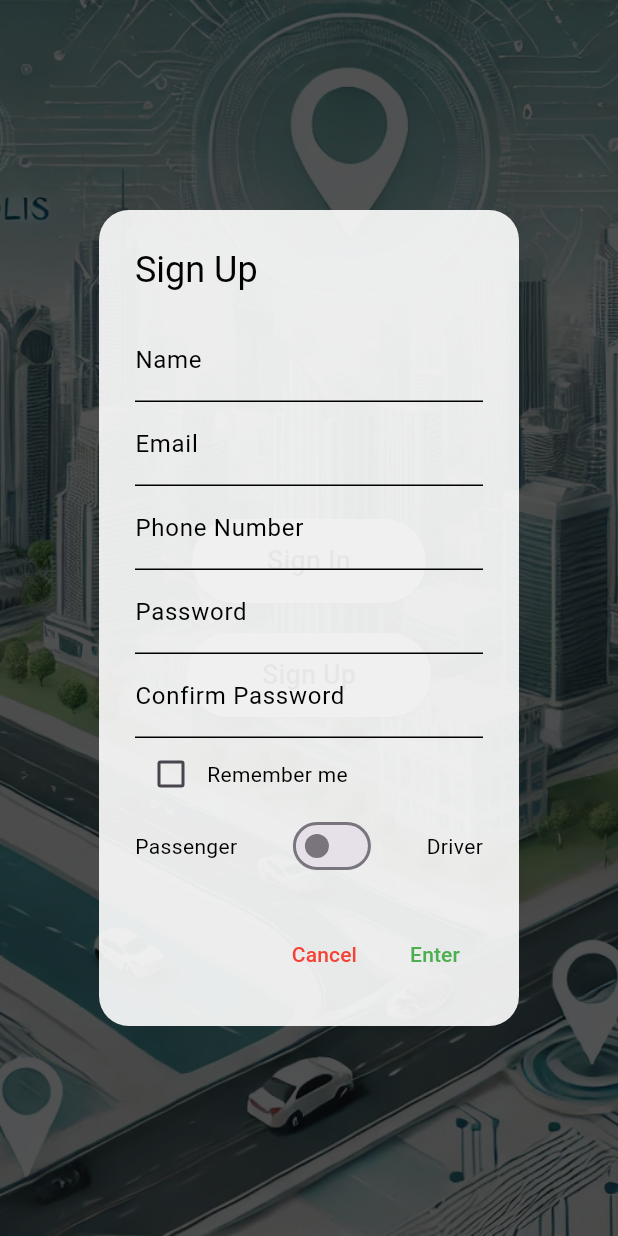
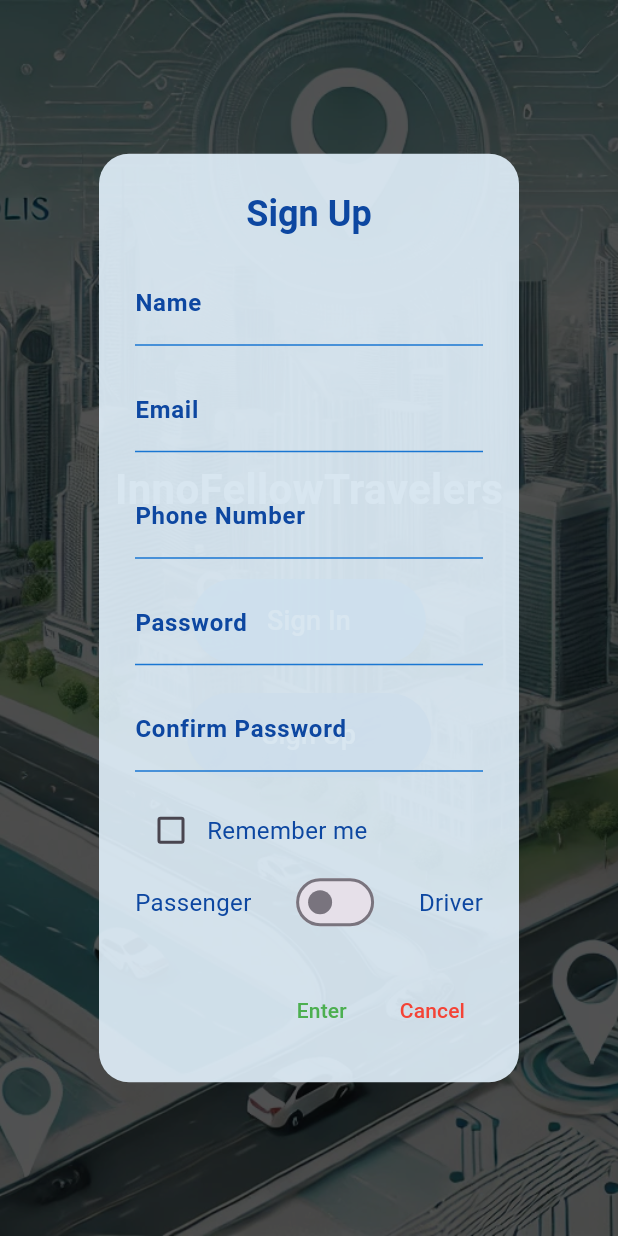
Before and after one commit to InnoFT/InnoFT_Mobile, a Flutter app: the screen it shows after launch, after a tap on "Sign Up", on a phone screen of 412 x 824 dp. Run offline on Flutter 3.47's test engine with Material 3 defaults, Android fonts, the phone set to English and light mode, and no system bars; our stand-ins replace flutter_riverpod, image_picker, shared_preferences.

Commit message:
signin/signup style + signin handling

```diff
--- a/lib/screens/signin_signup_screen.dart
+++ b/lib/screens/signin_signup_screen.dart
@@ -25,10 +25,20 @@ class SignInSignUpScreen extends StatelessWidget {
             child: Column(
               mainAxisAlignment: MainAxisAlignment.center,
               children: [
+                Text(
+                  "InnoFellowTravelers",
+                  style: TextStyle(
+                    color: Colors.white, // Dark blue color
+                    fontSize: 28, // Font size
+                    fontWeight: FontWeight.bold, // Bold text style
+                  ),
+                ),
+                SizedBox(height: 40),
                 ElevatedButton(
                   style: ElevatedButton.styleFrom(
-                    backgroundColor: Colors.white.withOpacity(0.8),
-                    foregroundColor: Colors.black,
+                    backgroundColor: Colors.blue.shade700
+                        .withOpacity(0.9), // Dark blue background
+                    foregroundColor: Colors.white,
                     padding: EdgeInsets.symmetric(horizontal: 50, vertical: 15),
                     shape: RoundedRectangleBorder(
                       borderRadius: BorderRadius.circular(30),
@@ -42,8 +52,9 @@ class SignInSignUpScreen extends StatelessWidget {
                 SizedBox(height: 20),
                 ElevatedButton(
                   style: ElevatedButton.styleFrom(
-                    backgroundColor: Colors.white.withOpacity(0.8),
-                    foregroundColor: Colors.black,
+                    backgroundColor: Colors.blue.shade900
+                        .withOpacity(0.9), // Darker blue background
+                    foregroundColor: Colors.white,
                     padding: EdgeInsets.symmetric(horizontal: 50, vertical: 15),
                     shape: RoundedRectangleBorder(
                       borderRadius: BorderRadius.circular(30),
@@ -77,8 +88,16 @@ class SignInSignUpScreen extends StatelessWidget {
               shape: RoundedRectangleBorder(
                 borderRadius: BorderRadius.circular(20),
               ),
-              backgroundColor: Colors.white.withOpacity(0.9),
-              title: Text('Sign In', style: TextStyle(color: Colors.black)),
+              backgroundColor: Colors.blue.shade50.withOpacity(0.9),
+              title: Text(
+                'Sign In',
+                style: TextStyle(
+                  color: Colors.blue.shade900,
+                  fontWeight: FontWeight.bold,
+                  fontSize: 24,
+                ),
+                textAlign: TextAlign.center,
+              ),
               content: Column(
                 mainAxisSize: MainAxisSize.min,
                 children: [
@@ -86,54 +105,76 @@ class SignInSignUpScreen extends StatelessWidget {
                     controller: emailController,
                     decoration: InputDecoration(
                       labelText: 'Email',
-                      labelStyle: TextStyle(color: Colors.black),
+                      labelStyle: TextStyle(
+                        color: Colors.blue.shade900,
+                        fontSize: 16,
+                        fontWeight: FontWeight.w600,
+                      ),
                       enabledBorder: UnderlineInputBorder(
-                        borderSide: BorderSide(color: Colors.black),
+                        borderSide: BorderSide(
+                          color: Colors.blue.shade700,
                         ),
                       ),
                     ),
+                  ),
+                  SizedBox(height: 15),
                   TextField(
                     controller: passwordController,
                     decoration: InputDecoration(
                       labelText: 'Password',
-                      labelStyle: TextStyle(color: Colors.black),
+                      labelStyle: TextStyle(
+                        color: Colors.blue.shade900,
+                        fontSize: 16,
+                        fontWeight: FontWeight.w600,
+                      ),
                       enabledBorder: UnderlineInputBorder(
-                        borderSide: BorderSide(color: Colors.black),
+                        borderSide: BorderSide(color: Colors.blue.shade700),
                       ),
                     ),
                     obscureText: true,
                   ),
+                  SizedBox(height: 15),
                   Row(
                     children: [
                       Checkbox(
                         value: rememberMe,
+                        activeColor: Colors.blue.shade700,
                         onChanged: (value) {
                           setState(() {
                             rememberMe = value!;
                           });
                         },
                       ),
-                      Text("Remember me",
-                          style: TextStyle(color: Colors.black)),
+                      Text(
+                        "Remember me",
+                        style: TextStyle(
+                          color: Colors.blue.shade900,
+                          fontSize: 16,
+                        ),
+                      ),
                     ],
                   ),
                 ],
               ),
               actions: [
                 TextButton(
-                  onPressed: () {
-                    Navigator.pop(context);
-                  },
-                  child: Text('Cancel', style: TextStyle(color: Colors.red)),
-                ),
-                TextButton(
                   onPressed: () async {
+                    String email = emailController.text;
+                    String password = passwordController.text;
+
+                    // Handle empty email or password
+                    if (email.isEmpty) {
+                      _showErrorDialog(context, 'Email cannot be empty.');
+                    } else if (!_isEmailValid(email)) {
+                      _showErrorDialog(context, 'Invalid email format.');
+                    } else if (password.isEmpty) {
+                      _showErrorDialog(context, 'Password cannot be empty.');
+                    } else {
                       if (rememberMe) {
                         SharedPreferences prefs =
                             await SharedPreferences.getInstance();
-                      await prefs.setString('email', emailController.text);
-                      await prefs.setString(
-                          'password', passwordController.text);
+                        await prefs.setString('email', email);
+                        await prefs.setString('password', password);
                         await prefs.setBool(
                             'isLoggedIn', true); // Save login status
                       }
@@ -143,8 +184,15 @@ class SignInSignUpScreen extends StatelessWidget {
                         context,
                         MaterialPageRoute(builder: (_) => ProfileScreen()),
                       );
+                    }
                   },
                   child: Text('Enter', style: TextStyle(color: Colors.green)),
+                ),
+                TextButton(
+                  onPressed: () {
+                    Navigator.pop(context);
+                  },
+                  child: Text('Cancel', style: TextStyle(color: Colors.red)),
                 ),
               ],
             );
@@ -174,8 +222,17 @@ class SignInSignUpScreen extends StatelessWidget {
               shape: RoundedRectangleBorder(
                 borderRadius: BorderRadius.circular(20),
               ),
-              backgroundColor: Colors.white.withOpacity(0.9),
-              title: Text('Sign Up', style: TextStyle(color: Colors.black)),
+              backgroundColor:
+                  Colors.blue.shade50.withOpacity(0.9), // Light blue background
+              title: Text(
+                'Sign Up',
+                style: TextStyle(
+                  color: Colors.blue.shade900,
+                  fontWeight: FontWeight.bold,
+                  fontSize: 24, // Larger title font size
+                ),
+                textAlign: TextAlign.center,
+              ),
               content: Column(
                 mainAxisSize: MainAxisSize.min,
                 children: [
@@ -183,74 +240,112 @@ class SignInSignUpScreen extends StatelessWidget {
                     controller: nameController,
                     decoration: InputDecoration(
                       labelText: 'Name',
-                      labelStyle: TextStyle(color: Colors.black),
+                      labelStyle: TextStyle(
+                        color: Colors.blue.shade900,
+                        fontSize: 16, // Consistent font size
+                        fontWeight: FontWeight.w600,
+                      ),
                       enabledBorder: UnderlineInputBorder(
-                        borderSide: BorderSide(color: Colors.black),
+                        borderSide: BorderSide(
+                            color: Colors.blue.shade700), // Blue underline
                       ),
                     ),
                   ),
+                  SizedBox(height: 15),
                   TextField(
                     controller: emailController,
                     decoration: InputDecoration(
                       labelText: 'Email',
-                      labelStyle: TextStyle(color: Colors.black),
+                      labelStyle: TextStyle(
+                        color: Colors.blue.shade900,
+                        fontSize: 16,
+                        fontWeight: FontWeight.w600,
+                      ),
                       enabledBorder: UnderlineInputBorder(
-                        borderSide: BorderSide(color: Colors.black),
+                        borderSide: BorderSide(color: Colors.blue.shade700),
                       ),
                     ),
                   ),
+                  SizedBox(height: 15),
                   TextField(
                     controller: phoneController,
                     decoration: InputDecoration(
                       labelText: 'Phone Number',
-                      labelStyle: TextStyle(color: Colors.black),
+                      labelStyle: TextStyle(
+                        color: Colors.blue.shade900,
+                        fontSize: 16,
+                        fontWeight: FontWeight.w600,
+                      ),
                       enabledBorder: UnderlineInputBorder(
-                        borderSide: BorderSide(color: Colors.black),
+                        borderSide: BorderSide(color: Colors.blue.shade700),
                       ),
                     ),
                     keyboardType: TextInputType.phone,
                   ),
+                  SizedBox(height: 15),
                   TextField(
                     controller: passwordController,
                     decoration: InputDecoration(
                       labelText: 'Password',
-                      labelStyle: TextStyle(color: Colors.black),
+                      labelStyle: TextStyle(
+                        color: Colors.blue.shade900,
+                        fontSize: 16,
+                        fontWeight: FontWeight.w600,
+                      ),
                       enabledBorder: UnderlineInputBorder(
-                        borderSide: BorderSide(color: Colors.black),
+                        borderSide: BorderSide(color: Colors.blue.shade700),
                       ),
                     ),
                     obscureText: true,
                   ),
+                  SizedBox(height: 15),
                   TextField(
                     controller: confirmPasswordController,
                     decoration: InputDecoration(
                       labelText: 'Confirm Password',
-                      labelStyle: TextStyle(color: Colors.black),
+                      labelStyle: TextStyle(
+                        color: Colors.blue.shade900,
+                        fontSize: 16,
+                        fontWeight: FontWeight.w600,
+                      ),
                       enabledBorder: UnderlineInputBorder(
-                        borderSide: BorderSide(color: Colors.black),
+                        borderSide: BorderSide(color: Colors.blue.shade700),
                       ),
                     ),
                     obscureText: true,
                   ),
+                  SizedBox(height: 15),
                   Row(
                     children: [
                       Checkbox(
                         value: rememberMe,
+                        activeColor: Colors.blue.shade700, // Styled checkbox
                         onChanged: (value) {
                           setState(() {
                             rememberMe = value!;
                           });
                         },
                       ),
-                      Text("Remember me",
-                          style: TextStyle(color: Colors.black)),
+                      Text(
+                        "Remember me",
+                        style: TextStyle(
+                          color: Colors.blue.shade900,
+                          fontSize: 16, // Consistent font size
+                        ),
+                      ),
                     ],
                   ),
                   Row(
                     mainAxisAlignment: MainAxisAlignment.spaceBetween,
                     children: [
-                      Text("Passenger", style: TextStyle(color: Colors.black)),
+                      Text(
+                        "Passenger",
+                        style: TextStyle(
+                            color: Colors.blue.shade900, fontSize: 16),
+                      ),
                       Switch(
+                        activeColor:
+                            Colors.blue.shade700, // Styled switch color
                         value: isDriver,
                         onChanged: (value) {
                           setState(() {
@@ -258,18 +353,16 @@ class SignInSignUpScreen extends StatelessWidget {
                           });
                         },
                       ),
-                      Text("Driver", style: TextStyle(color: Colors.black)),
+                      Text(
+                        "Driver",
+                        style: TextStyle(
+                            color: Colors.blue.shade900, fontSize: 16),
+                      ),
                     ],
                   ),
                 ],
               ),
               actions: [
-                TextButton(
-                  onPressed: () {
-                    Navigator.pop(context);
-                  },
-                  child: Text('Cancel', style: TextStyle(color: Colors.red)),
-                ),
                 TextButton(
                   onPressed: () async {
                     String email = emailController.text;
@@ -320,6 +413,12 @@ class SignInSignUpScreen extends StatelessWidget {
                   },
                   child: Text('Enter', style: TextStyle(color: Colors.green)),
                 ),
+                TextButton(
+                  onPressed: () {
+                    Navigator.pop(context);
+                  },
+                  child: Text('Cancel', style: TextStyle(color: Colors.red)),
+                ),
               ],
             );
           },
@@ -354,14 +453,37 @@ class SignInSignUpScreen extends StatelessWidget {
       context: context,
       builder: (context) {
         return AlertDialog(
-          title: Text('Error', style: TextStyle(color: Colors.black)),
-          content: Text(message, style: TextStyle(color: Colors.black)),
+          shape: RoundedRectangleBorder(
+            borderRadius: BorderRadius.circular(20),
+          ),
+          backgroundColor:
+              Colors.blue.shade50.withOpacity(0.9), // Styled dialog background
+          title: Center(
+            child: Text(
+              'Error',
+              style: TextStyle(
+                color: Colors.blue.shade900,
+                fontWeight: FontWeight.bold,
+                fontSize: 20, // Font size for error title
+              ),
+            ),
+          ),
+          content: Text(
+            message,
+            style: TextStyle(
+              color: Colors.blue.shade700,
+              fontSize: 16,
+            ),
+            textAlign: TextAlign.center,
+          ),
           actions: [
-            TextButton(
+            Center(
+              child: TextButton(
                 onPressed: () {
                   Navigator.pop(context);
                 },
                 child: Text('OK', style: TextStyle(color: Colors.red)),
+              ),
             ),
           ],
         );
```
Also changed, not shown: lib/screens/profile_screen.dart (+31 -17 lines). Lines whose indentation alone changed are shown as unchanged.
